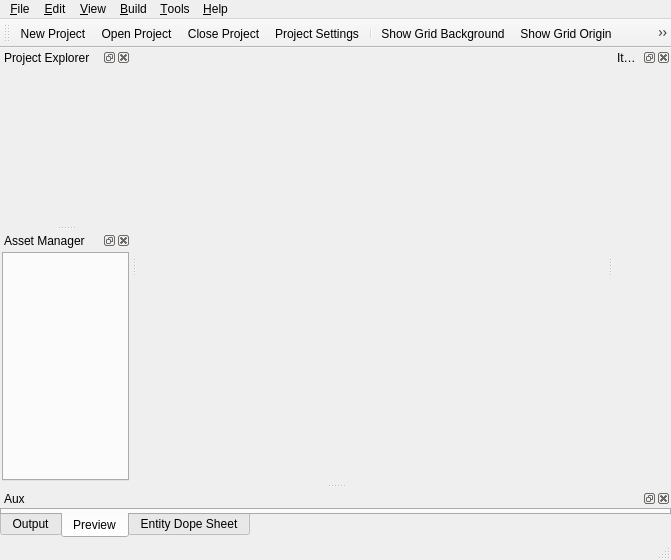
Above: Editor/src/MainWindow.ui from GameOverture/HarmonyEngine before the change. Below: the same form after it.
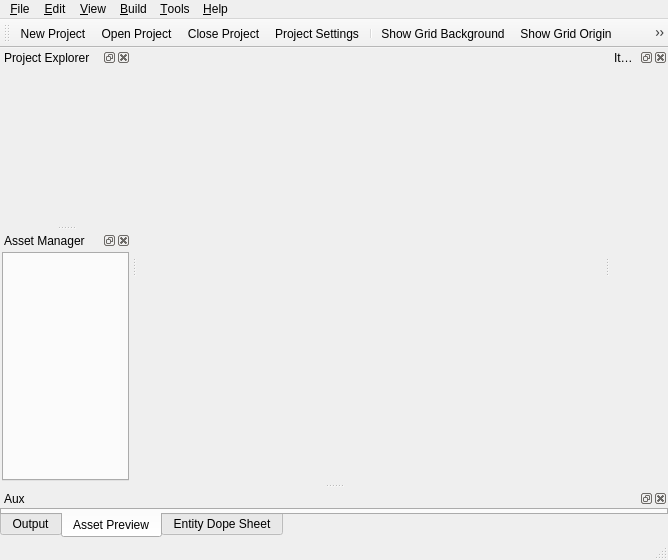
That is the form after the change. The open tabs and pages were chosen to show the change. Icons and pictures are not drawn. Custom widgets are drawn as their Qt base class.

Diff of the .ui file:
```diff
--- a/Editor/src/MainWindow.ui
+++ b/Editor/src/MainWindow.ui
@@ -6,7 +6,7 @@
    <rect>
     <x>0</x>
     <y>0</y>
-    <width>671</width>
+    <width>668</width>
     <height>560</height>
    </rect>
   </property>
@@ -55,7 +55,7 @@
     <rect>
      <x>0</x>
      <y>0</y>
-     <width>671</width>
+     <width>668</width>
      <height>21</height>
     </rect>
    </property>
@@ -304,7 +304,7 @@
        </widget>
        <widget class="QWidget" name="tabPreview">
         <attribute name="title">
-         <string>Preview</string>
+         <string>Asset Preview</string>
         </attribute>
         <layout class="QVBoxLayout" name="verticalLayout_4">
          <property name="spacing">
```
Left out of the diff: 2 changed lines with no effect on the pictures.
